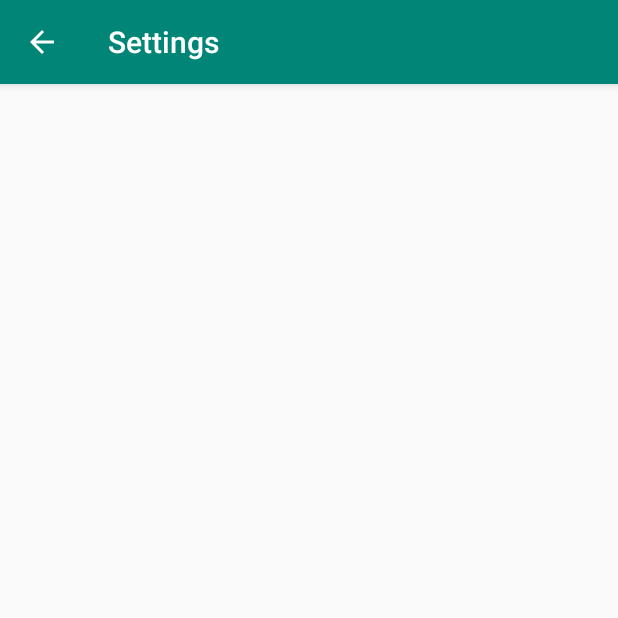
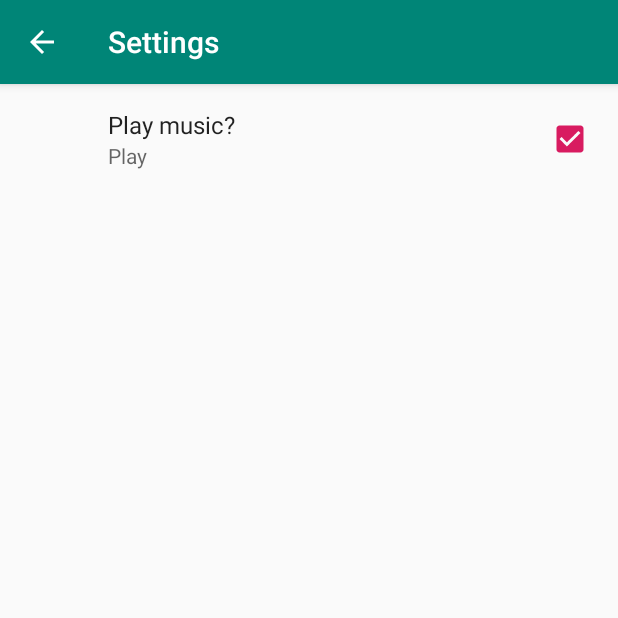
Before and after one commit to Hsun-Yu/NTUST-AppDesign-Football, an Android app: the activity_settings screen opened directly, with no data from a screen before it, on a phone screen of 412 x 824 dp, the top half of it. Run offline under Robolectric (Android 15) with nearby library versions, the phone set to English and light mode, and no system bars; our stand-ins replace androidx.preference.

Commit message:
Use preference fragment to make setting function with Play_Music

```diff
--- a/FootballPlayer/app/build.gradle
+++ b/FootballPlayer/app/build.gradle
@@ -26,4 +26,5 @@ dependencies {
     testImplementation 'junit:junit:4.12'
     androidTestImplementation 'com.android.support.test:runner:1.0.2'
     androidTestImplementation 'com.android.support.test.espresso:espresso-core:3.0.2'
+    implementation 'com.android.support:preference-v7:25.1.0'
 }
--- a/FootballPlayer/app/src/main/java/com/example/footballplayer/SettingFragment.java
+++ b/FootballPlayer/app/src/main/java/com/example/footballplayer/SettingFragment.java
@@ -1,4 +1,18 @@
 package com.example.footballplayer;
 
-public class SettingFragment {
+import android.os.Bundle;
+import android.support.v7.preference.PreferenceFragmentCompat;
+
+
+public class SettingFragment extends PreferenceFragmentCompat {
+    // Create a class called SettingsFragment that extends PreferenceFragmentCompat
+
+    @Override
+    public void onCreatePreferences(Bundle bundle, String s) {
+        // In SettingsFragment's onCreatePreferences method add the preference file using the
+        // addPreferencesFromResource method
+
+        // Add visualizer preferences, defined in the XML file in res->xml->pref_visualizer
+        addPreferencesFromResource(R.xml.pref_visualizer);
+    }
 }
--- a/FootballPlayer/app/src/main/res/layout/activity_settings.xml
+++ b/FootballPlayer/app/src/main/res/layout/activity_settings.xml
@@ -1,12 +1,7 @@
 <?xml version="1.0" encoding="utf-8"?>
-<RelativeLayout xmlns:android="http://schemas.android.com/apk/res/android"
-    xmlns:tools="http://schemas.android.com/tools"
+
+<fragment xmlns:android="http://schemas.android.com/apk/res/android"
     android:id="@+id/activity_settings"
+    android:name="com.example.footballplayer.SettingFragment"
     android:layout_width="match_parent"
-    android:layout_height="match_parent"
-    android:paddingBottom="@dimen/activity_vertical_margin"
-    android:paddingLeft="@dimen/activity_horizontal_margin"
-    android:paddingRight="@dimen/activity_horizontal_margin"
-    android:paddingTop="@dimen/activity_vertical_margin"
-    tools:context="com.example.footballplayer.activity_settings">
-</RelativeLayout>
+    android:layout_height="match_parent"/>
--- a/FootballPlayer/app/src/main/res/values/styles.xml
+++ b/FootballPlayer/app/src/main/res/values/styles.xml
@@ -6,6 +6,7 @@
         <item name="colorPrimary">@color/colorPrimary</item>
         <item name="colorPrimaryDark">@color/colorPrimaryDark</item>
         <item name="colorAccent">@color/colorAccent</item>
+        <item name="preferenceTheme">@style/PreferenceThemeOverlay</item>
     </style>
 
     <style name="AppTheme.NoActionBar">
--- /dev/null
+++ b/FootballPlayer/app/src/main/res/xml/pref_visualizer.xml
@@ -0,0 +1,12 @@
+<?xml version="1.0" encoding="utf-8"?>
+
+<PreferenceScreen xmlns:android="http://schemas.android.com/apk/res/android">
+
+    <CheckBoxPreference
+        android:defaultValue="true"
+        android:key="music_type"
+        android:summaryOff="Stop"
+        android:summaryOn="Play"
+        android:title="Play music?" />
+
+</PreferenceScreen>
```
